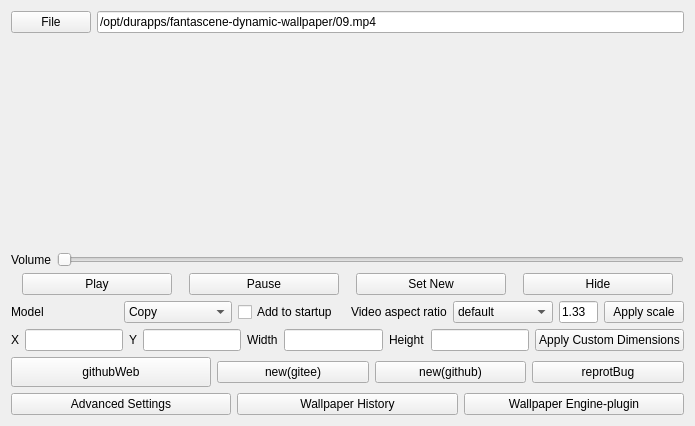
Old version of the form fantascene-dynamic-wallpaper/settingwindow.ui in the repository dependon/fantascene-dynamic-wallpaper.
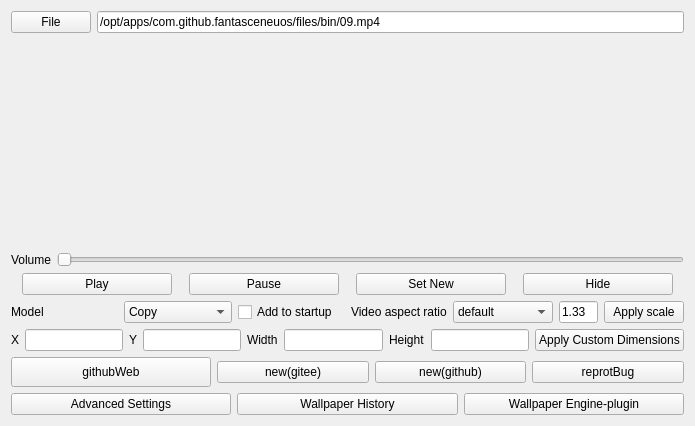
New version of the form.

Diff of the .ui file:
```diff
--- a/fantascene-dynamic-wallpaper/settingwindow.ui
+++ b/fantascene-dynamic-wallpaper/settingwindow.ui
@@ -26,7 +26,7 @@
      <item>
       <widget class="QLineEdit" name="pathEdit">
        <property name="text">
-        <string>/opt/durapps/fantascene-dynamic-wallpaper/09.mp4</string>
+        <string>/opt/apps/com.github.fantasceneuos/files/bin/09.mp4</string>
        </property>
       </widget>
      </item>
```
